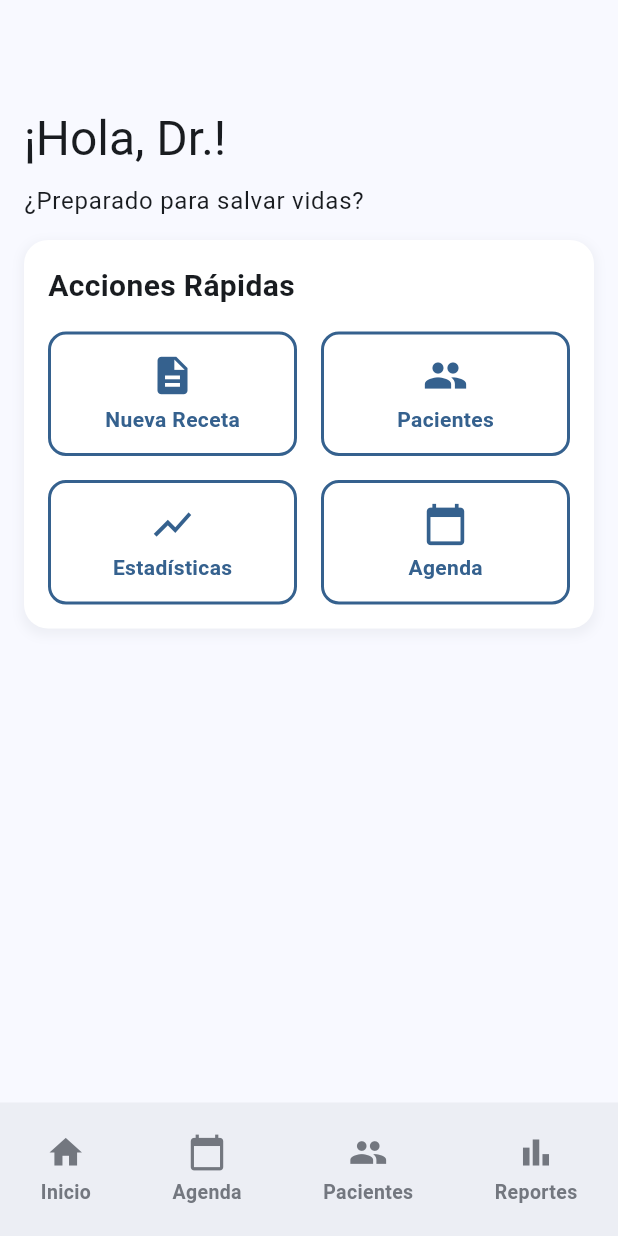
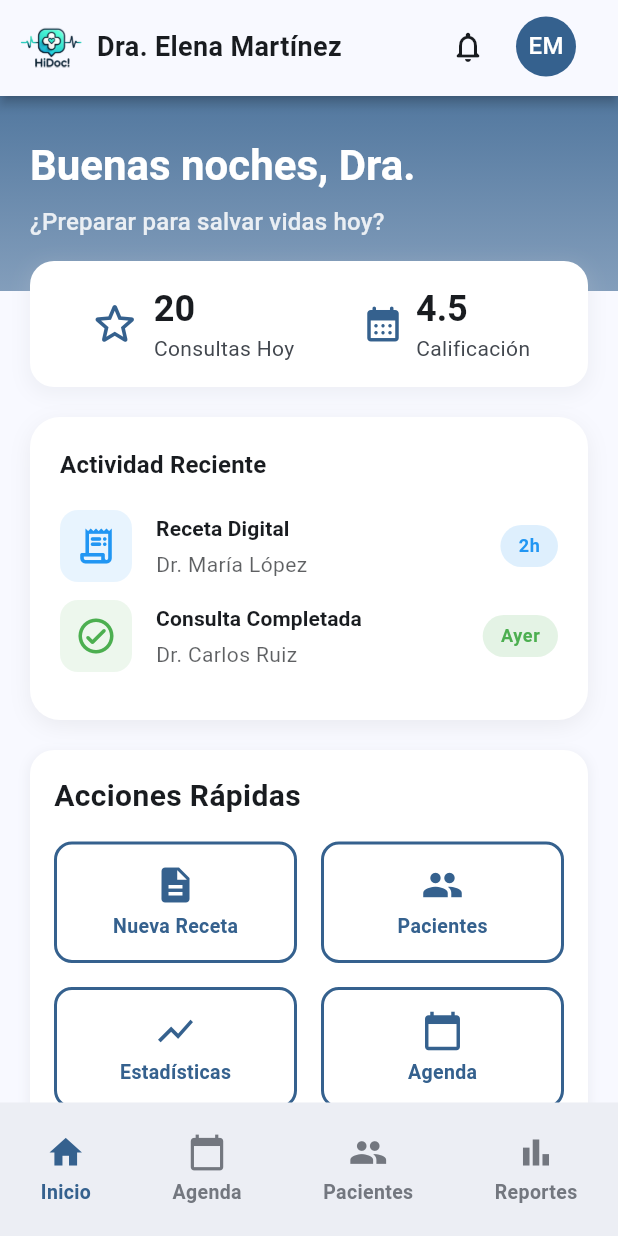
Before and after one commit to ValeriaCastro04/proyecto_hidoc, a Flutter app: the HomeDoctorScreen screen opened by its route, on a phone screen of 412 x 824 dp. Run offline on Flutter 3.47's test engine with Material 3 defaults, Android fonts, the light colour scheme and no system bars; our stand-ins replace go_router.

Commit message:
Screen de Home del doctor terminada

```diff
--- /dev/null
+++ b/lib/common/global_widgets/activity_item.dart
@@ -0,0 +1,101 @@
+import 'package:flutter/material.dart';
+
+class ActivityItem extends StatelessWidget {
+  final IconData icon;
+  final Color iconBackground;
+  final Color iconColor;
+  final String title;
+  final String subtitle;
+  final String badgeText;
+  final Color badgeColor;
+  final Color badgeTextColor;
+
+  const ActivityItem({
+    super.key,
+    required this.icon,
+    required this.iconBackground,
+    required this.iconColor,
+    required this.title,
+    required this.subtitle,
+    required this.badgeText,
+    required this.badgeColor,
+    required this.badgeTextColor,
+  });
+
+  @override
+  Widget build(BuildContext context) {
+    final theme = Theme.of(context);
+
+    return Row(
+      crossAxisAlignment: CrossAxisAlignment.center,
+      children: [
+        Container(
+          height: 48,
+          width: 48,
+          decoration: BoxDecoration(
+            color: iconBackground,
+            borderRadius: BorderRadius.circular(12),
+          ),
+          child: Icon(icon, color: iconColor, size: 28),
+        ),
+        const SizedBox(width: 16),
+        Expanded(
+          child: Column(
+            crossAxisAlignment: CrossAxisAlignment.start,
+            children: [
+              Text(
+                title,
+                style: theme.textTheme.titleSmall?.copyWith(
+                  fontWeight: FontWeight.bold,
+                ),
+              ),
+              const SizedBox(height: 4),
+              Text(
+                subtitle,
+                style: theme.textTheme.bodyMedium?.copyWith(
+                  color: theme.textTheme.bodyMedium?.color?.withOpacity(0.7),
+                ),
+              ),
+            ],
+          ),
+        ),
+        Container(
+          padding: const EdgeInsets.symmetric(horizontal: 12, vertical: 6),
+          decoration: BoxDecoration(
+            color: badgeColor,
+            borderRadius: BorderRadius.circular(30),
+          ),
+          child: Text(
+            badgeText,
+            style: theme.textTheme.bodySmall?.copyWith(
+              fontWeight: FontWeight.bold,
+              color: badgeTextColor,
+            ),
+          ),
+        ),
+      ],
+    );
+  }
+}
+
+class Activity {
+  final IconData icon;
+  final Color iconBackground;
+  final Color iconColor;
+  final String title;
+  final String subtitle;
+  final String badgeText;
+  final Color badgeColor;
+  final Color badgeTextColor;
+
+  Activity({
+    required this.icon,
+    required this.iconBackground,
+    required this.iconColor,
+    required this.title,
+    required this.subtitle,
+    required this.badgeText,
+    required this.badgeColor,
+    required this.badgeTextColor,
+  });
+}
--- a/lib/common/global_widgets/footer.dart
+++ b/lib/common/global_widgets/footer.dart
@@ -1,47 +1,30 @@
 import 'package:flutter/material.dart';
 
-class FooterButton extends StatefulWidget {
+class FooterButton extends StatelessWidget {
   final IconData icon;
   final String text;
   final VoidCallback onPressed;
+  final bool isActive;
 
   const FooterButton({
     super.key,
     this.icon = Icons.add,
     this.text = 'Button',
     required this.onPressed,
+    this.isActive = false,
   });
 
   @override
-  _FooterButtonState createState() => _FooterButtonState();
-}
+  Widget build(BuildContext context) {
+    final Color activeColor = Theme.of(context).colorScheme.primary;
+    final Color inactiveColor = Theme.of(context).colorScheme.outline;
 
-class _FooterButtonState extends State<FooterButton> {
-  bool _isPressed = false;
-
-  @override
-  Widget build(BuildContext context) {
-    final Color currentContentColor = _isPressed ? Theme.of(context).colorScheme.surfaceTint : Theme.of(context).colorScheme.outline;
+    final Color currentContentColor = isActive ? activeColor : inactiveColor;
 
     return GestureDetector(
-      onTapDown: (_) {
-        setState(() {
-          _isPressed = true;
-        });
-      },
-      onTapUp: (_) {
-        setState(() {
-          _isPressed = false;
-        });
-        widget.onPressed();
-      },
-      onTapCancel: () {
-        setState(() {
-          _isPressed = false;
-        });
-      },
+      onTap: onPressed,
       child: AnimatedContainer(
-        duration: const Duration(milliseconds: 100),
+        duration: const Duration(milliseconds: 150),
         padding: const EdgeInsets.symmetric(vertical: 12, horizontal: 8),
         decoration: BoxDecoration(
           borderRadius: BorderRadius.circular(12),
@@ -51,13 +34,13 @@ class _FooterButtonState extends State<FooterButton> {
           mainAxisAlignment: MainAxisAlignment.center,
           children: [
             Icon(
-              widget.icon,
+              icon,
               color: currentContentColor,
               size: 26,
             ),
             const SizedBox(height: 4),
             Text(
-              widget.text,
+              text,
               style: TextStyle(
                 color: currentContentColor,
                 fontSize: 13,
--- a/lib/common/global_widgets/outline_button.dart
+++ b/lib/common/global_widgets/outline_button.dart
@@ -61,14 +61,14 @@ class _OutlineButtonState extends State<OutlineButton> {
             Icon(
               widget.icon,
               color: currentContentColor,
-              size: 30,
+              size: 28,
             ),
             const SizedBox(height: 4),
             Text(
               widget.text,
               style: TextStyle(
                 color: currentContentColor,
-                fontSize: 14,
+                fontSize: 13,
                 fontWeight: FontWeight.bold,
               ),
             ),
--- /dev/null
+++ b/lib/common/shared_widgets/recent_activity.dart
@@ -0,0 +1,60 @@
+import 'package:flutter/material.dart';
+import 'package:proyecto_hidoc/common/global_widgets/activity_item.dart';
+
+class RecentActivityCard extends StatelessWidget {
+  final List<Activity> activities;
+
+  const RecentActivityCard({
+    super.key,
+    required this.activities,
+  });
+
+  @override
+  Widget build(BuildContext context) {
+    final theme = Theme.of(context);
+    final colorScheme = theme.colorScheme;
+
+    return Container(
+      width: double.infinity,
+      padding: const EdgeInsets.all(20),
+      decoration: BoxDecoration(
+        color: colorScheme.onPrimary,
+        borderRadius: BorderRadius.circular(20),
+        boxShadow: [
+          BoxShadow(
+            color: colorScheme.shadow.withOpacity(0.06),
+            blurRadius: 12,
+            offset: const Offset(0, 4),
+          ),
+        ],
+      ),
+      child: Column(
+        crossAxisAlignment: CrossAxisAlignment.start,
+        children: [
+          Text(
+            'Actividad Reciente',
+            style: theme.textTheme.titleMedium?.copyWith(
+              fontWeight: FontWeight.bold,
+            ),
+          ),
+          const SizedBox(height: 18),
+          ...activities.map(
+            (activity) => Padding(
+              padding: const EdgeInsets.only(bottom: 12),
+              child: ActivityItem(
+                icon: activity.icon,
+                iconBackground: activity.iconBackground,
+                iconColor: activity.iconColor,
+                title: activity.title,
+                subtitle: activity.subtitle,
+                badgeText: activity.badgeText,
+                badgeColor: activity.badgeColor,
+                badgeTextColor: activity.badgeTextColor,
+              ),
+            ),
+          ),
+        ],
+      ),
+    );
+  }
+}
--- a/lib/features/doctor/screen/homedoctor_screen.dart
+++ b/lib/features/doctor/screen/homedoctor_screen.dart
@@ -1,8 +1,13 @@
 import 'package:flutter/material.dart';
 import 'package:proyecto_hidoc/common/shared_widgets/footer_group.dart';
+import 'package:proyecto_hidoc/common/shared_widgets/header_bar.dart';
 import 'package:proyecto_hidoc/common/shared_widgets/outline_button_grid.dart';
 import 'package:proyecto_hidoc/features/doctor/widgets/quick_actions_doctor.dart';
 import 'package:proyecto_hidoc/features/doctor/widgets/footer_doctor.dart';
+import 'package:proyecto_hidoc/features/doctor/widgets/header_doctor.dart';
+import 'package:proyecto_hidoc/features/doctor/widgets/summary_card.dart';
+import 'package:proyecto_hidoc/common/shared_widgets/recent_activity.dart';
+import 'package:proyecto_hidoc/features/doctor/widgets/activities.dart';
 
 class HomeDoctorScreen extends StatelessWidget {
   static const String name = 'homedoctor_screen';
@@ -11,22 +16,44 @@ class HomeDoctorScreen extends StatelessWidget {
   @override
   Widget build(BuildContext context) {
     return Scaffold(
-      appBar: AppBar(),
-      body: Padding(
-        padding: const EdgeInsets.all(16.0),
+      appBar: HeaderBar.brand(
+        logoAsset: 'assets/brand/hidoc_logo.png',
+        title: 'Dra. Elena Martínez',
+        actions: [
+          IconButton(
+            onPressed: () {},
+            icon: Icon(Icons.notifications_none_rounded, color: Theme.of(context).colorScheme.onSurface),
+          ),
+          const SizedBox(width: 8),
+          CircleAvatar(
+            backgroundColor: Theme.of(context).colorScheme.primary,
+            foregroundColor: Theme.of(context).colorScheme.onPrimary,
+            child: const Text('EM'),
+          ),
+          const SizedBox(width: 16),
+        ],
+      ),
+      body: SafeArea(
+        child: SingleChildScrollView(
+          child: Padding(
+            padding: const EdgeInsets.only(bottom: 88),
             child: Column(
-          crossAxisAlignment: CrossAxisAlignment.start,
               children: [
-            Text(
-              '¡Hola, Dr.!',
-              style: Theme.of(context).textTheme.headlineLarge,
+                HomeHeader(),
+                Padding(
+                  padding: const EdgeInsets.symmetric(horizontal: 20.0),
+                  child: Column(
+                    children: [
+                      Transform.translate(
+                        offset: const Offset(0, -20),
+                        child: DoctorSummaryCard(
+                          todayConsults: 20,
+                          rating: 4.5,
                         ),
-            const SizedBox(height: 10),
-            Text(
-              '¿Preparado para salvar vidas?',
-              style: Theme.of(context).textTheme.bodyLarge,
                       ),
-            const SizedBox(height: 14),
+                      RecentActivityCard(activities: activities),
+                      // Aquí puedes añadir más widgets específicos para el doctor
+                      const SizedBox(height: 20),
                       OutlineButtonGrid(
                         title: 'Acciones Rápidas',
                         buttons: doctorButtons,
@@ -34,6 +61,11 @@ class HomeDoctorScreen extends StatelessWidget {
                     ],
                   ),
                 ),
+              ],
+            ),
+          ),
+        ),
+      ),
       bottomNavigationBar: FooterGroup(buttons: doctorFooterButtons(context)),
     );
   }
--- /dev/null
+++ b/lib/features/doctor/widgets/activities.dart
@@ -0,0 +1,25 @@
+import 'package:flutter/material.dart';
+import 'package:proyecto_hidoc/common/global_widgets/activity_item.dart';
+
+final activities = [
+  Activity(
+    icon: Icons.receipt_long_rounded,
+    iconBackground: Colors.blue.withOpacity(0.1),
+    iconColor: Colors.blue,
+    title: 'Receta Digital',
+    subtitle: 'Dr. María López',
+    badgeText: '2h',
+    badgeColor: Colors.blue.withOpacity(0.15),
+    badgeTextColor: Colors.blue,
+  ),
+  Activity(
+    icon: Icons.check_circle_outline_rounded,
+    iconBackground: Colors.green.withOpacity(0.1),
+    iconColor: Colors.green,
+    title: 'Consulta Completada',
+    subtitle: 'Dr. Carlos Ruiz',
+    badgeText: 'Ayer',
+    badgeColor: Colors.green.withOpacity(0.15),
+    badgeTextColor: Colors.green,
+  ),
+];
--- a/lib/features/doctor/widgets/footer_doctor.dart
+++ b/lib/features/doctor/widgets/footer_doctor.dart
@@ -1,40 +1,35 @@
 import 'package:flutter/material.dart';
+import 'package:go_router/go_router.dart';
 import 'package:proyecto_hidoc/common/global_widgets/footer.dart';
-import 'package:go_router/go_router.dart';
 
 List<Widget> doctorFooterButtons(BuildContext context) {
+  // Obtiene ruta actual
+  final String currentRoute = GoRouterState.of(context).matchedLocation;
+
   return [
     FooterButton(
-      onPressed: () {
-        context.go('/home_doctor');
-        print('Inicio');
-      },
+      onPressed: () => context.go('/home_doctor'),
       text: 'Inicio',
       icon: Icons.home,
+      isActive: currentRoute == '/home_doctor',
     ),
     FooterButton(
-      onPressed: () {
-        context.go('/agenda');
-        print('Agenda');
-      },
+      onPressed: () => context.go('/agenda'),
       text: 'Agenda',
       icon: Icons.calendar_today,
+      isActive: currentRoute == '/agenda',
     ),
     FooterButton(
-      onPressed: () {
-        context.go('/pacientes');
-        print('Pacientes');
-      },
+      onPressed: () => context.go('/pacientes'),
       text: 'Pacientes',
       icon: Icons.people,
+      isActive: currentRoute == '/pacientes',
     ),
     FooterButton(
-      onPressed: () {
-        context.go('/reportes');
-        print('Reportes');
-      },
+      onPressed: () => context.go('/reportes'),
       text: 'Reportes',
       icon: Icons.bar_chart,
+      isActive: currentRoute == '/reportes',
     ),
   ];
 }
--- /dev/null
+++ b/lib/features/doctor/widgets/header_doctor.dart
@@ -0,0 +1,45 @@
+import 'package:flutter/material.dart';
+
+class HomeHeader extends StatelessWidget {
+  @override
+  Widget build(BuildContext context) {
+    final theme = Theme.of(context);
+    final colorScheme = theme.colorScheme;
+
+    return Container(
+      width: double.infinity,
+      padding: const EdgeInsets.symmetric(horizontal: 20, vertical: 24),
+      decoration: BoxDecoration(
+        gradient: LinearGradient(
+          begin: Alignment.topCenter,
+          end: Alignment.bottomCenter,
+          colors: [
+            colorScheme.primary.withOpacity(0.85),
+            colorScheme.primary.withOpacity(0.6),
+          ],
+        ),
+      ),
+      child: Column(
+        crossAxisAlignment: CrossAxisAlignment.start,
+        children: [
+          const SizedBox(height: 4),
+          Text(
+            'Buenas noches, Dra.',
+            style: theme.textTheme.headlineMedium?.copyWith(
+              color: colorScheme.onPrimary,
+              fontWeight: FontWeight.bold,
+            ),
+          ),
+          const SizedBox(height: 8),
+          Text(
+            '¿Preparar para salvar vidas hoy?',
+            style: theme.textTheme.titleMedium?.copyWith(
+              color: colorScheme.onPrimary.withOpacity(0.85),
+            ),
+          ),
+          const SizedBox(height: 10),
+        ],
+      ),
+    );
+  }
+}
--- /dev/null
+++ b/lib/features/doctor/widgets/summary_card.dart
@@ -0,0 +1,101 @@
+import 'package:flutter/material.dart';
+
+class DoctorSummaryCard extends StatelessWidget {
+  final int todayConsults;
+  final double rating;
+
+  const DoctorSummaryCard({
+    super.key,
+    required this.todayConsults,
+    required this.rating,
+  });
+
+  @override
+  Widget build(BuildContext context) {
+    final colorScheme = Theme.of(context).colorScheme;
+    final textTheme = Theme.of(context).textTheme;
+
+    return Container(
+      padding: const EdgeInsets.all(16.0),
+      decoration: BoxDecoration(
+        color: Theme.of(context).colorScheme.onPrimary,
+        borderRadius: BorderRadius.circular(16),
+        boxShadow: [
+          BoxShadow(
+            color: Theme.of(context).colorScheme.outlineVariant.withOpacity(0.2),
+            spreadRadius: 2,
+            blurRadius: 10,
+            offset: const Offset(0, 3),
+          ),
+        ],
+      ),
+      child: Row(
+        mainAxisAlignment: MainAxisAlignment.spaceAround,
+        children: [
+          // Sección de "Consultas Hoy"
+          Row(
+            crossAxisAlignment: CrossAxisAlignment.center,
+            children: [
+              Icon(
+                Icons.star_border_rounded,
+                color: colorScheme.primary,
+                size: 36,
+              ),
+              const SizedBox(width: 8),
+              Column(
+                crossAxisAlignment: CrossAxisAlignment.start,
+                mainAxisAlignment: MainAxisAlignment.center,
+                children: [
+                  Text(
+                    '$todayConsults',
+                    style: textTheme.headlineSmall?.copyWith(
+                      fontWeight: FontWeight.bold,
+                      color: colorScheme.onSurface,
+                    ),
+                  ),
+                  Text(
+                    'Consultas Hoy',
+                    style: textTheme.bodyMedium?.copyWith(
+                      color: colorScheme.onSurfaceVariant,
+                    ),
+                  ),
+                ],
+              ),
+            ],
+          ),
+          // Sección de "Calificación"
+          Row(
+            crossAxisAlignment: CrossAxisAlignment.center,
+            children: [
+              Icon(
+                Icons.calendar_month_rounded,
+                color: colorScheme.primary,
+                size: 28,
+              ),
+              const SizedBox(width: 8),
+              Column(
+                crossAxisAlignment: CrossAxisAlignment.start,
+                mainAxisAlignment: MainAxisAlignment.center,
+                children: [
+                  Text(
+                    '${rating.toStringAsFixed(1)}',
+                    style: textTheme.headlineSmall?.copyWith(
+                      fontWeight: FontWeight.bold,
+                      color: colorScheme.onSurface,
+                    ),
+                  ),
+                  Text(
+                    'Calificación',
+                    style: textTheme.bodyMedium?.copyWith(
+                      color: colorScheme.onSurfaceVariant,
+                    ),
+                  ),
+                ],
+              ),
+            ],
+          ),
+        ],
+      ),
+    );
+  }
+}
```
Lines whose indentation alone changed are shown as unchanged.
